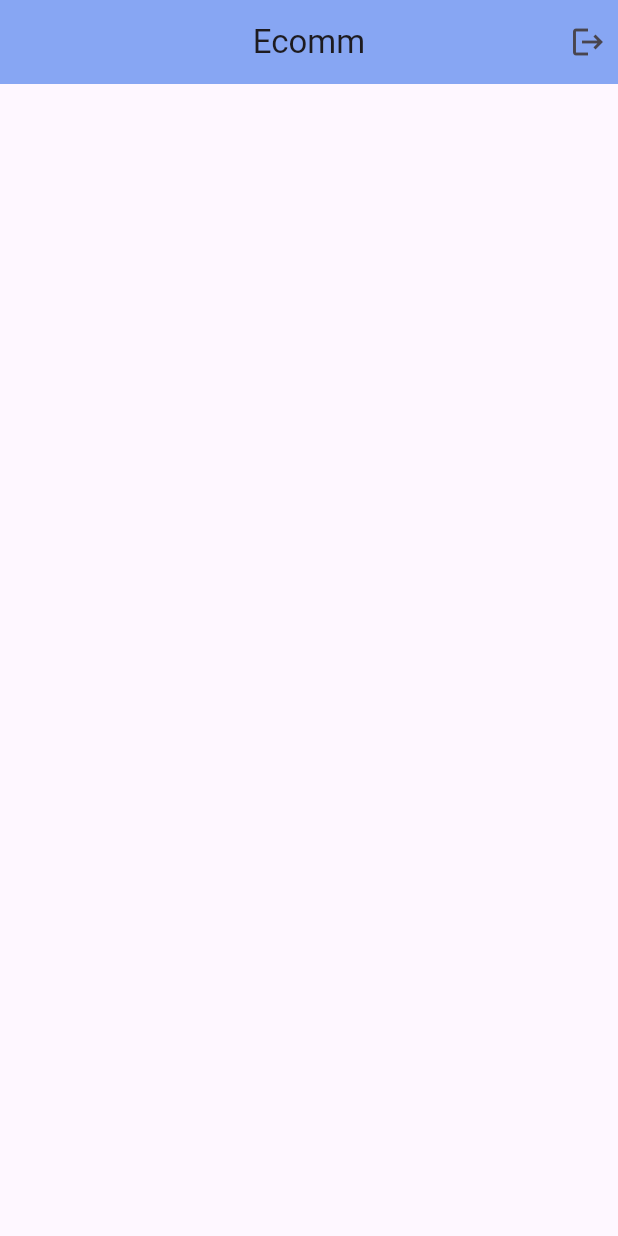
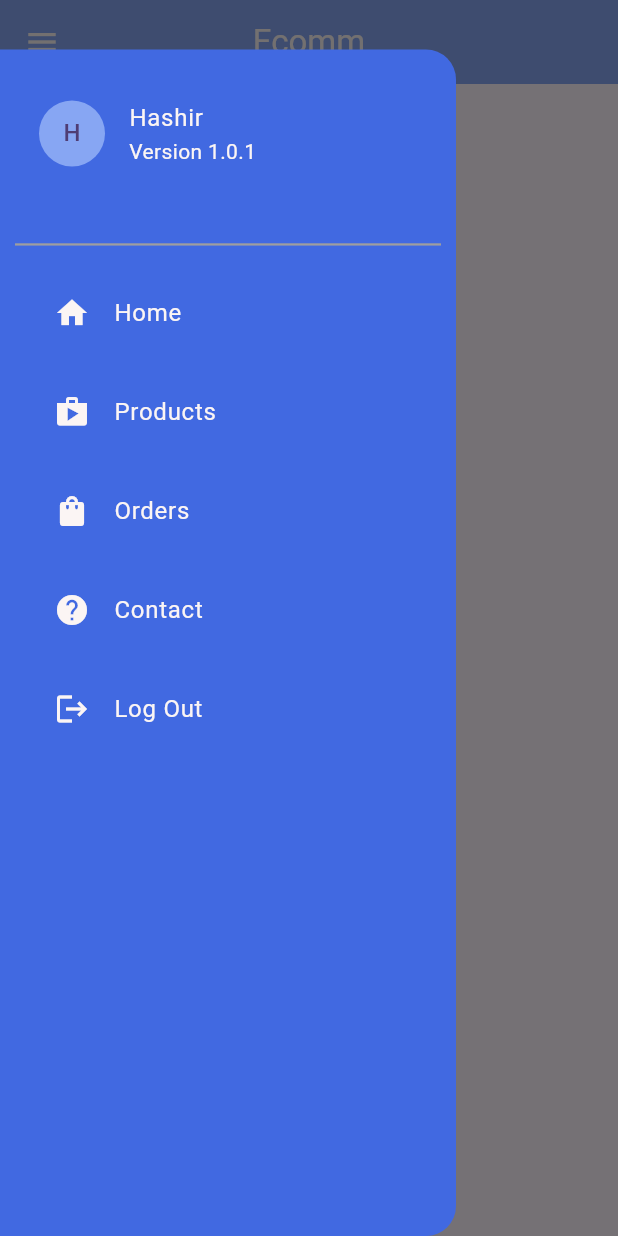
Before and after one commit to hashirSoomro/E-Commerce_App, a Flutter app: the MainScreen screen opened directly, with the side drawer open (before the commit the screen has no drawer), on a phone screen of 412 x 824 dp. Run offline on Flutter 3.47's test engine with Material 3 defaults, Android fonts, the phone set to English and light mode, and no system bars; our stand-ins replace cloud_firestore, firebase_auth, firebase_core, firebase_messaging, flutter_easyloading, flutter_keyboard_visibility and 3 more; accounts and stored records are empty.

Commit message:
Create Custom Drawer Widget
Create Custom Drawer Widget

```diff
--- a/lib/main.dart
+++ b/lib/main.dart
@@ -4,10 +4,7 @@ import 'package:get/get.dart';
 import 'package:firebase_core/firebase_core.dart';
 import 'firebase_options.dart';
 
-import 'screens/auth-ui/sign-in-screen.dart';
-import 'screens/auth-ui/sign-up-screen.dart';
 import 'screens/auth-ui/splash-screen.dart';
-import 'screens/user-panel/main-screen.dart';
 
 void main() async {
   WidgetsFlutterBinding.ensureInitialized();
--- a/lib/screens/user-panel/main-screen.dart
+++ b/lib/screens/user-panel/main-screen.dart
@@ -1,14 +1,9 @@
 // ignore_for_file: prefer_const_constructors
 
-import 'package:e_comm/screens/auth-ui/welcome-screen.dart';
-import 'package:firebase_auth/firebase_auth.dart';
-import 'package:firebase_core/firebase_core.dart';
 import 'package:flutter/material.dart';
 import 'package:flutter/services.dart';
-import 'package:flutter/widgets.dart';
-import 'package:get/get.dart';
-import 'package:google_sign_in/google_sign_in.dart';
 import '../../utils/app-constant.dart';
+import '../../widgets/custom-drawer-widget.dart';
 
 class MainScreen extends StatelessWidget {
   const MainScreen({super.key});
@@ -17,29 +12,18 @@ class MainScreen extends StatelessWidget {
   Widget build(BuildContext context) {
     return Scaffold(
       appBar: AppBar(
+        iconTheme: IconThemeData(color: AppConstant.appTextColor),
         systemOverlayStyle: SystemUiOverlayStyle(
             statusBarColor: AppConstant.appSecondaryColor,
             statusBarIconBrightness: Brightness.light),
         backgroundColor: AppConstant.appMainColor,
-        title: Text(AppConstant.appMainName),
+        title: Text(
+          AppConstant.appMainName,
+          style: TextStyle(color: AppConstant.appTextColor),
+        ),
         centerTitle: true,
-        actions: [
-          GestureDetector(
-            onTap: () async {
-              GoogleSignIn googleSignIn = GoogleSignIn();
-              FirebaseAuth _auth = FirebaseAuth.instance;
-
-              await _auth.signOut();
-              await googleSignIn.signOut();
-              Get.offAll(() => WelcomeScreen());
-            },
-            child: Padding(
-              padding: const EdgeInsets.all(8.0),
-              child: Icon(Icons.logout),
-            ),
-          )
-        ],
       ),
+      drawer: DrawerWidget(),
     );
   }
 }
--- /dev/null
+++ b/lib/widgets/custom-drawer-widget.dart
@@ -0,0 +1,124 @@
+// ignore_for_file: prefer_const_constructors, file_names, prefer_const_literals_to_create_immutables
+
+import 'package:e_comm/utils/app-constant.dart';
+import 'package:firebase_auth/firebase_auth.dart';
+import 'package:flutter/material.dart';
+import 'package:get/get.dart';
+import 'package:google_sign_in/google_sign_in.dart';
+
+import '../screens/auth-ui/welcome-screen.dart';
+
+class DrawerWidget extends StatefulWidget {
+  const DrawerWidget({super.key});
+
+  @override
+  State<DrawerWidget> createState() => _DrawerWidgetState();
+}
+
+class _DrawerWidgetState extends State<DrawerWidget> {
+  @override
+  Widget build(BuildContext context) {
+    return Padding(
+      padding: EdgeInsets.only(top: Get.height / 25),
+      child: Drawer(
+        backgroundColor: AppConstant.appSecondaryColor,
+        shape: RoundedRectangleBorder(
+          borderRadius: BorderRadius.only(
+            topRight: Radius.circular(20),
+            bottomRight: Radius.circular(20),
+          ),
+        ),
+        child: Wrap(
+          runSpacing: 10,
+          children: [
+            Padding(
+              padding:
+                  const EdgeInsets.symmetric(horizontal: 10.0, vertical: 20.0),
+              child: ListTile(
+                titleAlignment: ListTileTitleAlignment.center,
+                title: Text(
+                  "Hashir",
+                  style: TextStyle(color: AppConstant.appTextColor),
+                ),
+                subtitle: Text(
+                  "Version 1.0.1",
+                  style: TextStyle(color: AppConstant.appTextColor),
+                ),
+                leading: CircleAvatar(
+                  radius: 22,
+                  backgroundColor: AppConstant.appMainColor,
+                  child: Text("H"),
+                ),
+              ),
+            ),
+            Divider(
+              indent: 10.0,
+              endIndent: 10.0,
+              thickness: 1.5,
+              color: Colors.grey,
+            ),
+            Padding(
+              padding: const EdgeInsets.symmetric(horizontal: 20.0),
+              child: ListTile(
+                  titleAlignment: ListTileTitleAlignment.center,
+                  title: Text(
+                    "Home",
+                    style: TextStyle(color: AppConstant.appTextColor),
+                  ),
+                  leading: Icon(Icons.home, color: AppConstant.appTextColor)),
+            ),
+            Padding(
+              padding: const EdgeInsets.symmetric(horizontal: 20.0),
+              child: ListTile(
+                  titleAlignment: ListTileTitleAlignment.center,
+                  title: Text(
+                    "Products",
+                    style: TextStyle(color: AppConstant.appTextColor),
+                  ),
+                  leading: Icon(Icons.shop, color: AppConstant.appTextColor)),
+            ),
+            Padding(
+              padding: const EdgeInsets.symmetric(horizontal: 20.0),
+              child: ListTile(
+                  titleAlignment: ListTileTitleAlignment.center,
+                  title: Text(
+                    "Orders",
+                    style: TextStyle(color: AppConstant.appTextColor),
+                  ),
+                  leading: Icon(Icons.shopping_bag,
+                      color: AppConstant.appTextColor)),
+            ),
+            Padding(
+              padding: const EdgeInsets.symmetric(horizontal: 20.0),
+              child: ListTile(
+                  titleAlignment: ListTileTitleAlignment.center,
+                  title: Text(
+                    "Contact",
+                    style: TextStyle(color: AppConstant.appTextColor),
+                  ),
+                  leading: Icon(Icons.help, color: AppConstant.appTextColor)),
+            ),
+            Padding(
+              padding: const EdgeInsets.symmetric(horizontal: 20.0),
+              child: ListTile(
+                  onTap: () async {
+                    GoogleSignIn googleSignIn = GoogleSignIn();
+                    FirebaseAuth _auth = FirebaseAuth.instance;
+
+                    await _auth.signOut();
+                    await googleSignIn.signOut();
+                    Get.offAll(() => WelcomeScreen());
+                  },
+                  titleAlignment: ListTileTitleAlignment.center,
+                  title: Text(
+                    "Log Out",
+                    style: TextStyle(color: AppConstant.appTextColor),
+                  ),
+                  leading: Icon(Icons.logout, color: AppConstant.appTextColor)),
+            ),
+          ],
+        ),
+      ),
+    );
+  }
+}
```
